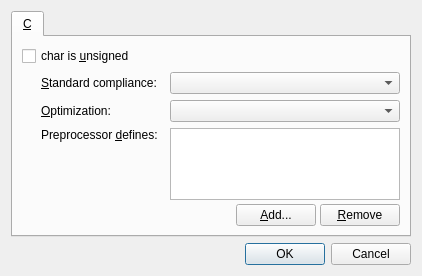
Old version of the form editor/editor/ProjectSettingsDialog.ui in the repository zapolnov/zxide.
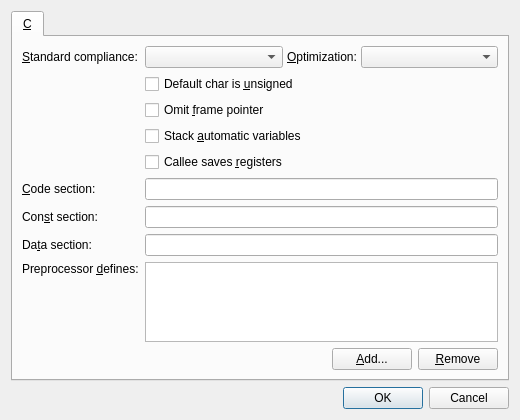
New version of the form.

Commit message: More compiler options in the project settings dialog.

The edit to the form file:
```diff
--- a/editor/editor/ProjectSettingsDialog.ui
+++ b/editor/editor/ProjectSettingsDialog.ui
@@ -6,8 +6,8 @@
    <rect>
     <x>0</x>
     <y>0</y>
-    <width>400</width>
-    <height>266</height>
+    <width>520</width>
+    <height>420</height>
    </rect>
   </property>
   <property name="windowTitle">
@@ -29,36 +29,11 @@
       <attribute name="title">
        <string>&amp;C</string>
       </attribute>
-      <layout class="QVBoxLayout" name="verticalLayout">
-       <item>
-        <widget class="QCheckBox" name="charUnsignedCheck">
-         <property name="text">
-          <string>char is &amp;unsigned</string>
-         </property>
-        </widget>
-       </item>
-       <item>
-        <layout class="QHBoxLayout" name="standardLayout">
-         <property name="spacing">
-          <number>4</number>
-         </property>
-         <item>
-          <widget class="QWidget" name="standardSpacer" native="true">
-           <property name="minimumSize">
-            <size>
-             <width>15</width>
-             <height>0</height>
-            </size>
-           </property>
-           <property name="maximumSize">
-            <size>
-             <width>15</width>
-             <height>16777215</height>
-            </size>
-           </property>
-          </widget>
-         </item>
-         <item>
+      <layout class="QFormLayout" name="cTabLayout">
+       <property name="fieldGrowthPolicy">
+        <enum>QFormLayout::ExpandingFieldsGrow</enum>
+       </property>
+       <item row="0" column="0">
           <widget class="QLabel" name="standardLabel">
            <property name="text">
             <string>&amp;Standard compliance:</string>
@@ -68,6 +43,11 @@
            </property>
           </widget>
          </item>
+       <item row="0" column="1">
+        <layout class="QHBoxLayout" name="standardLayout">
+         <property name="spacing">
+          <number>4</number>
+         </property>
          <item>
           <widget class="QComboBox" name="standardCombo">
            <property name="sizePolicy">
@@ -76,41 +56,6 @@
              <verstretch>0</verstretch>
             </sizepolicy>
            </property>
-           <property name="minimumSize">
-            <size>
-             <width>230</width>
-             <height>0</height>
-            </size>
-           </property>
-           <property name="maximumSize">
-            <size>
-             <width>230</width>
-             <height>16777215</height>
-            </size>
-           </property>
-          </widget>
-         </item>
-        </layout>
-       </item>
-       <item>
-        <layout class="QHBoxLayout" name="optimizationLayout">
-         <property name="spacing">
-          <number>4</number>
-         </property>
-         <item>
-          <widget class="QWidget" name="optimizationSpacer" native="true">
-           <property name="minimumSize">
-            <size>
-             <width>15</width>
-             <height>0</height>
-            </size>
-           </property>
-           <property name="maximumSize">
-            <size>
-             <width>15</width>
-             <height>16777215</height>
-            </size>
-           </property>
           </widget>
          </item>
          <item>
@@ -131,44 +76,39 @@
              <verstretch>0</verstretch>
             </sizepolicy>
            </property>
-           <property name="minimumSize">
-            <size>
-             <width>230</width>
-             <height>0</height>
-            </size>
-           </property>
-           <property name="maximumSize">
-            <size>
-             <width>230</width>
-             <height>16777215</height>
-            </size>
-           </property>
           </widget>
          </item>
         </layout>
        </item>
-       <item>
-        <layout class="QHBoxLayout" name="definesLayout">
-         <property name="spacing">
-          <number>4</number>
+       <item row="1" column="1">
+        <widget class="QCheckBox" name="charUnsignedCheck">
+         <property name="text">
+          <string>Default char is &amp;unsigned</string>
          </property>
-         <item>
-          <widget class="QWidget" name="definesSpacer" native="true">
-           <property name="minimumSize">
-            <size>
-             <width>15</width>
-             <height>0</height>
-            </size>
-           </property>
-           <property name="maximumSize">
-            <size>
-             <width>15</width>
-             <height>16777215</height>
-            </size>
+        </widget>
+       </item>
+       <item row="2" column="1">
+        <widget class="QCheckBox" name="omitFramePointerCheck">
+         <property name="text">
+          <string>Omit &amp;frame pointer</string>
+         </property>
+        </widget>
+       </item>
+       <item row="3" column="1">
+        <widget class="QCheckBox" name="stackAutoVarsCheck">
+         <property name="text">
+          <string>Stack &amp;automatic variables</string>
            </property>
           </widget>
          </item>
-         <item>
+       <item row="4" column="1">
+        <widget class="QCheckBox" name="calleeSavesCheck">
+         <property name="text">
+          <string>Callee saves &amp;registers</string>
+         </property>
+        </widget>
+       </item>
+       <item row="8" column="0">
           <widget class="QLabel" name="definesLabel">
            <property name="sizePolicy">
             <sizepolicy hsizetype="Expanding" vsizetype="Preferred">
@@ -187,22 +127,10 @@
            </property>
           </widget>
          </item>
-         <item>
-          <layout class="QVBoxLayout" name="definesInnerLayout">
+       <item row="8" column="1">
+        <layout class="QVBoxLayout" name="definesLayout">
            <item>
             <widget class="QListWidget" name="definesList">
-             <property name="minimumSize">
-              <size>
-               <width>230</width>
-               <height>0</height>
-              </size>
-             </property>
-             <property name="maximumSize">
-              <size>
-               <width>230</width>
-               <height>16777215</height>
-              </size>
-             </property>
              <property name="editTriggers">
               <set>QAbstractItemView::NoEditTriggers</set>
              </property>
@@ -289,7 +217,44 @@
            </item>
           </layout>
          </item>
-        </layout>
+       <item row="5" column="0">
+        <widget class="QLabel" name="codeSegLabel">
+         <property name="text">
+          <string>&amp;Code section:</string>
+         </property>
+         <property name="buddy">
+          <cstring>codeSegEdit</cstring>
+         </property>
+        </widget>
+       </item>
+       <item row="5" column="1">
+        <widget class="QLineEdit" name="codeSegEdit"/>
+       </item>
+       <item row="6" column="0">
+        <widget class="QLabel" name="constSegLabel">
+         <property name="text">
+          <string>Con&amp;st section:</string>
+         </property>
+         <property name="buddy">
+          <cstring>constSegEdit</cstring>
+         </property>
+        </widget>
+       </item>
+       <item row="6" column="1">
+        <widget class="QLineEdit" name="constSegEdit"/>
+       </item>
+       <item row="7" column="0">
+        <widget class="QLabel" name="dataSegLabel">
+         <property name="text">
+          <string>Da&amp;ta section:</string>
+         </property>
+         <property name="buddy">
+          <cstring>dataSegEdit</cstring>
+         </property>
+        </widget>
+       </item>
+       <item row="7" column="1">
+        <widget class="QLineEdit" name="dataSegEdit"/>
        </item>
       </layout>
      </widget>
```
Left out of the diff: 12 changed lines with no effect on the pictures. Lines whose indentation alone changed are shown as unchanged. The commit also changes 4 other files.
